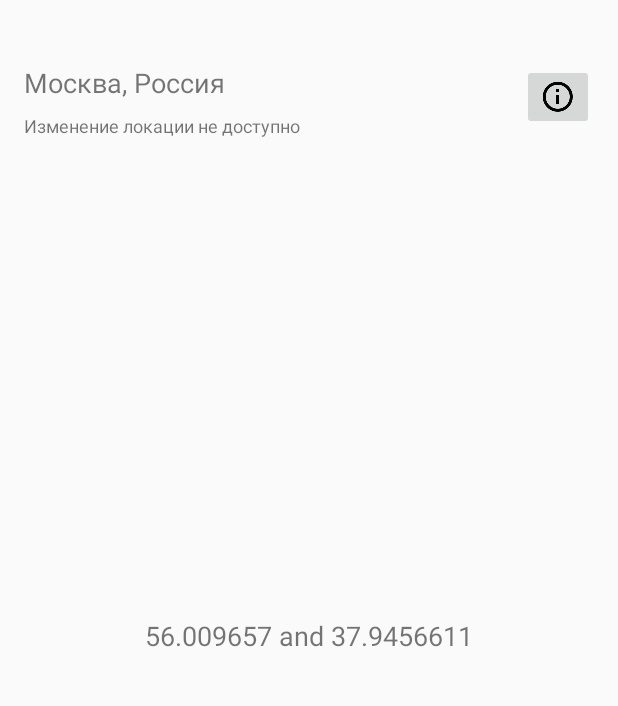
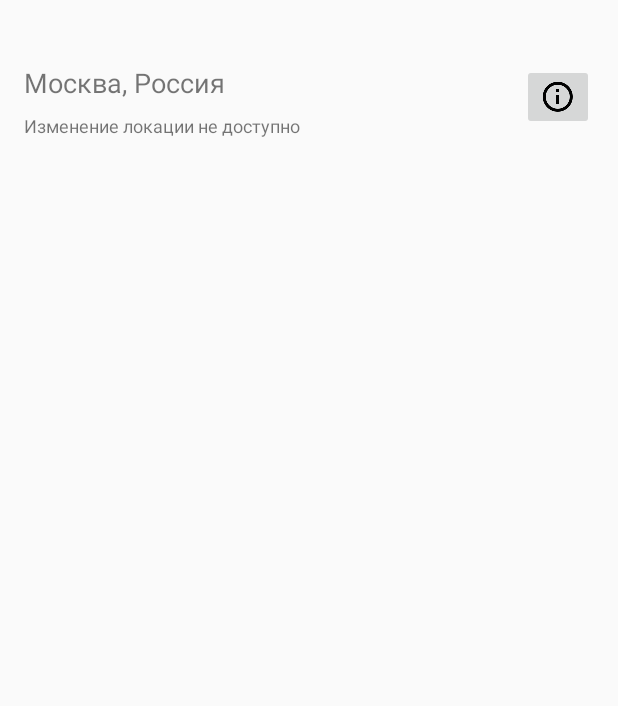
Before and after one commit to kalininaleksandrv/simple_weather_for_fishermans, an Android app: the screen it shows after launch (AMainActivity), on a phone screen of 412 x 824 dp, the part 84-790 px from its top. Run offline under Robolectric (Android 15) with nearby library versions, the phone set to English and light mode, and no system bars; 4 statements that could not run were skipped.

Commit message:
bug fix - fixed in coordination setting if responce unaval

```diff
--- a/app/src/main/java/dev/eyesless/simple_weather_for_fishermans/fragments/CentralFragmentPresenter.java
+++ b/app/src/main/java/dev/eyesless/simple_weather_for_fishermans/fragments/CentralFragmentPresenter.java
@@ -57,6 +57,7 @@ class CentralFragmentPresenter implements Repository_interface {
         }
     }
 
+    //start intent to autocompletion location
     void startActivity(CentralFragmentImpl centralFragment) {
 
         try {
@@ -75,15 +76,19 @@ class CentralFragmentPresenter implements Repository_interface {
         this.autocompleted = autocompleted;
     }
 
+    //if field getlastlocation in class location != null, what means that acsess to map.google unavaliable, set allert about it, or (if ok) set presented coordinates
     @Override
     public void setCoordinates(Location location) {
 
-        cfinterface.setCoords(String.valueOf(location.getLat()) + " and " + String.valueOf(location.getLng()));
 
-        if (location.getLastlocation() != null)
+        if (location.getLastlocation() != null){
         setAutocompleted(location.getLastlocation());
         cfinterface.setDefoultLoc();
-        cfinterface.setLocUnavaliable();
+        cfinterface.setLocUnavaliable();} else {
+
+            cfinterface.setCoords(String.valueOf(location.getLat()) + " and " + String.valueOf(location.getLng()));
+
+        }
 
     }
 }
--- a/app/src/main/java/dev/eyesless/simple_weather_for_fishermans/repository/Repository.java
+++ b/app/src/main/java/dev/eyesless/simple_weather_for_fishermans/repository/Repository.java
@@ -37,10 +37,10 @@ public class Repository {
                     incomelocation = response.body().getResults().get(0).getGeometry().getLocation();}
                     else {
                         incomelocation = getLastLocation();
+                        Log.e("MY_TAG", "get last location");
                     }
                 }
                 catch (Exception e) {
-                    repository_interface.setCoordinates(getLastLocation());
                     Log.e("MY_TAG", e.getMessage());
                 }
                 repository_interface.setCoordinates(incomelocation);
--- a/app/src/main/res/layout/fragment_central.xml
+++ b/app/src/main/res/layout/fragment_central.xml
@@ -53,15 +53,15 @@
             android:layout_width="0dp"
             android:layout_height="0dp"
             app:layout_constraintHeight_default="wrap"
-            android:gravity="center"
+            android:textSize="12sp"
+            android:gravity="end"
             android:layout_marginRight="8dp"
             app:layout_constraintRight_toRightOf="parent"
             android:layout_marginLeft="8dp"
             app:layout_constraintLeft_toLeftOf="parent"
             app:layout_constraintBottom_toBottomOf="parent"
             android:layout_marginBottom="8dp"
-            android:layout_marginTop="8dp"
-            app:layout_constraintTop_toBottomOf="@+id/btn_img_find_coords" />
+            />
 
 
 </android.support.constraint.ConstraintLayout>
```
Also changed, not shown: app/src/main/java/dev/eyesless/simple_weather_for_fishermans/fragments/CentralFragmentImpl.java (+0 -12 lines).
